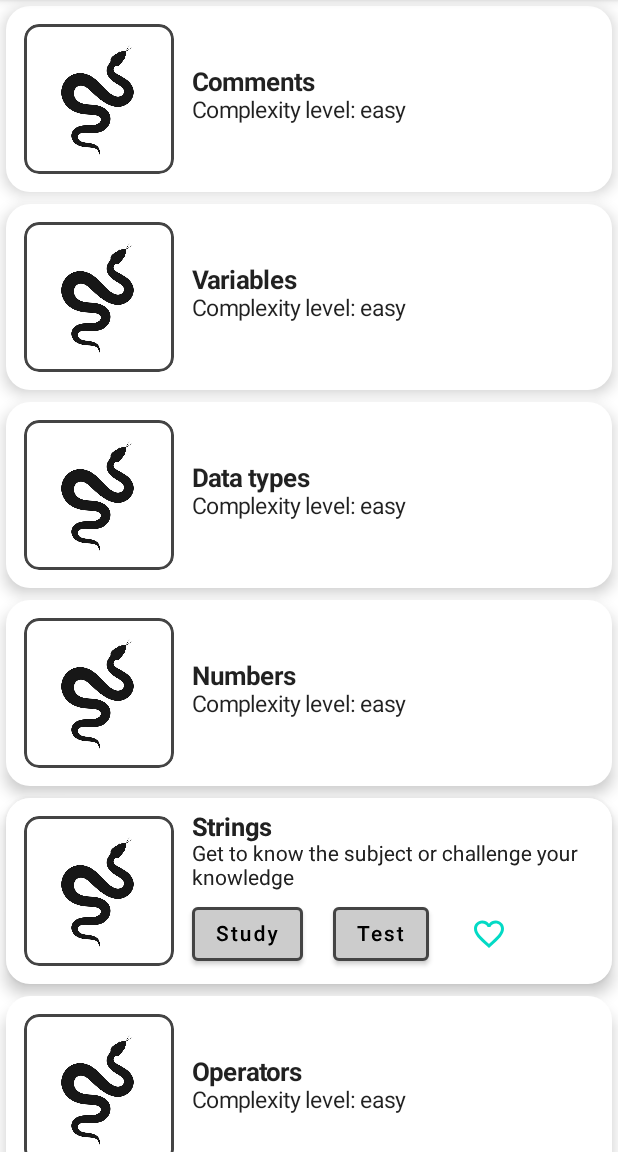
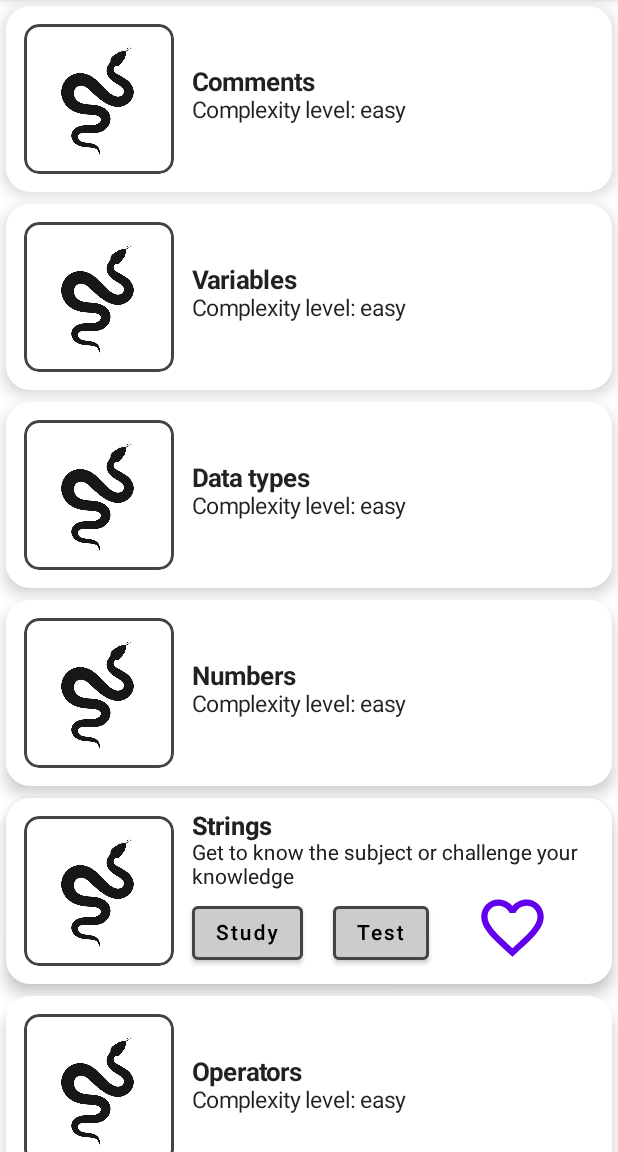
Before and after one commit to AliakseiBelabrovik/PythonCharmer, an Android app built with Jetpack Compose: the screen it shows after launch (MainActivity), after a tap on "Strings", on a phone screen of 412 x 824 dp, the part 84-1236 px from its top. Run offline under Robolectric (Android 15) with nearby library versions, the phone set to English and light mode, and no system bars.

Commit message:
favorite Logo changed + deleted unused part

```diff
--- a/app/src/main/java/com/example/pythoncharmer/widgets/topicWidgets.kt
+++ b/app/src/main/java/com/example/pythoncharmer/widgets/topicWidgets.kt
@@ -40,11 +40,15 @@ fun FavoriteIcon(
     onFavClicked: (Topic) -> Unit = {},
 ){
     IconButton(
-        modifier = Modifier.width(80.dp),
+        modifier = Modifier.width(80.dp)
+            .offset(x = 15.dp, y = (-5).dp)
+            .size(50.dp),
         onClick = { onFavClicked(topic) }
     ) {
         Icon(
-            tint = MaterialTheme.colors.secondary,
+            tint = MaterialTheme.colors.primary,
+            modifier = Modifier
+                .size(50.dp),
             imageVector =
             if (isFav) Icons.Default.Favorite
             else Icons.Default.FavoriteBorder,
```
Also changed, not shown: app/src/main/java/com/example/pythoncharmer/screens/BookmarksScreen.kt (+1 -8 lines), app/src/main/java/com/example/pythoncharmer/screens/TestScreen.kt (+3 -17 lines).
